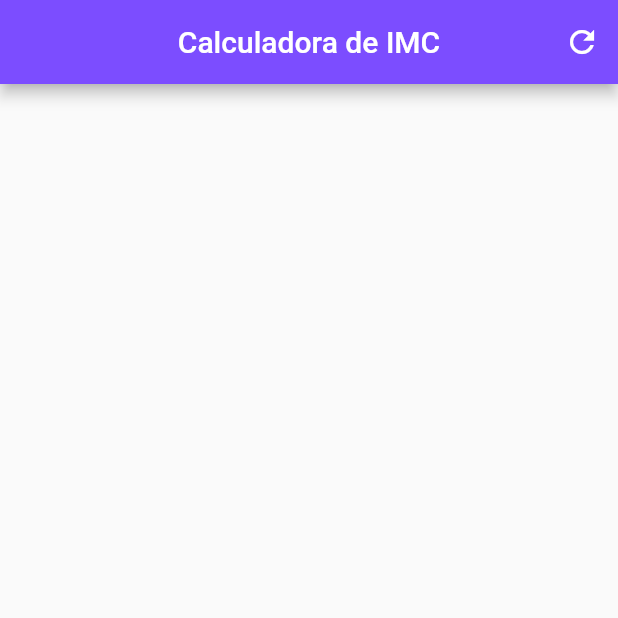
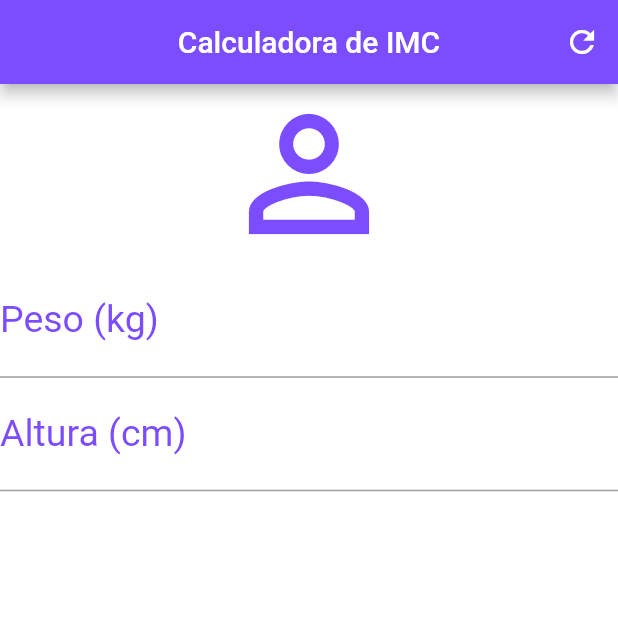
Before and after one commit to basegiojunior/fl-calculadora-imc, a Flutter app: the screen it shows after launch, on a phone screen of 412 x 824 dp, the top half of it. Run offline on Flutter 3.47's test engine with Material 2 defaults, Android fonts, the phone set to English and light mode, and no system bars.

Commit message:
feat: add icons and inputs to home screen

```diff
--- a/lib/main.dart
+++ b/lib/main.dart
@@ -21,6 +21,27 @@ class _HomeState extends State<Home> {
         backgroundColor: Colors.deepPurpleAccent,
         actions: [IconButton(icon: Icon(Icons.refresh), onPressed: () {})],
       ),
+      backgroundColor: Colors.white,
+      body: Column(
+        crossAxisAlignment: CrossAxisAlignment.stretch,
+        children: [
+          Icon(Icons.person_outline, size: 120, color: Colors.deepPurpleAccent),
+          TextField(
+              keyboardType: TextInputType.number,
+              decoration: InputDecoration(
+                  labelText: "Peso (kg)",
+                  labelStyle: TextStyle(color: Colors.deepPurpleAccent)),
+              textAlign: TextAlign.center,
+              style: TextStyle(color: Colors.deepPurpleAccent, fontSize: 25)),
+          TextField(
+              keyboardType: TextInputType.number,
+              decoration: InputDecoration(
+                  labelText: "Altura (cm)",
+                  labelStyle: TextStyle(color: Colors.deepPurpleAccent)),
+              textAlign: TextAlign.center,
+              style: TextStyle(color: Colors.deepPurpleAccent, fontSize: 25))
+        ],
+      ),
     );
   }
 }
```
